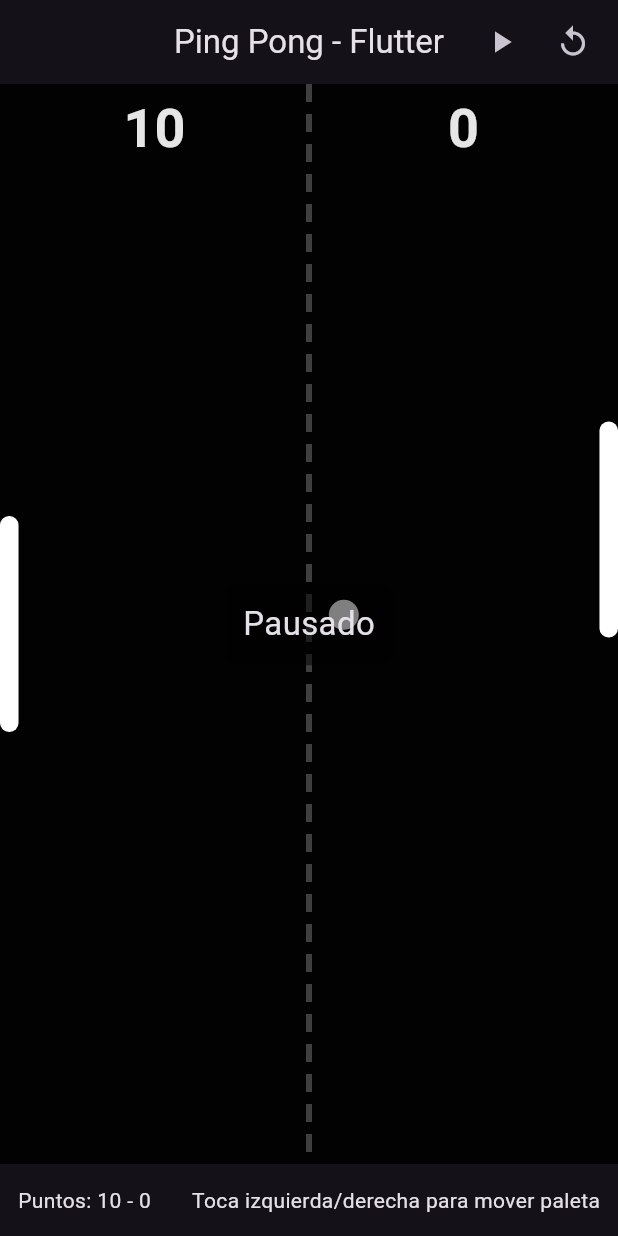
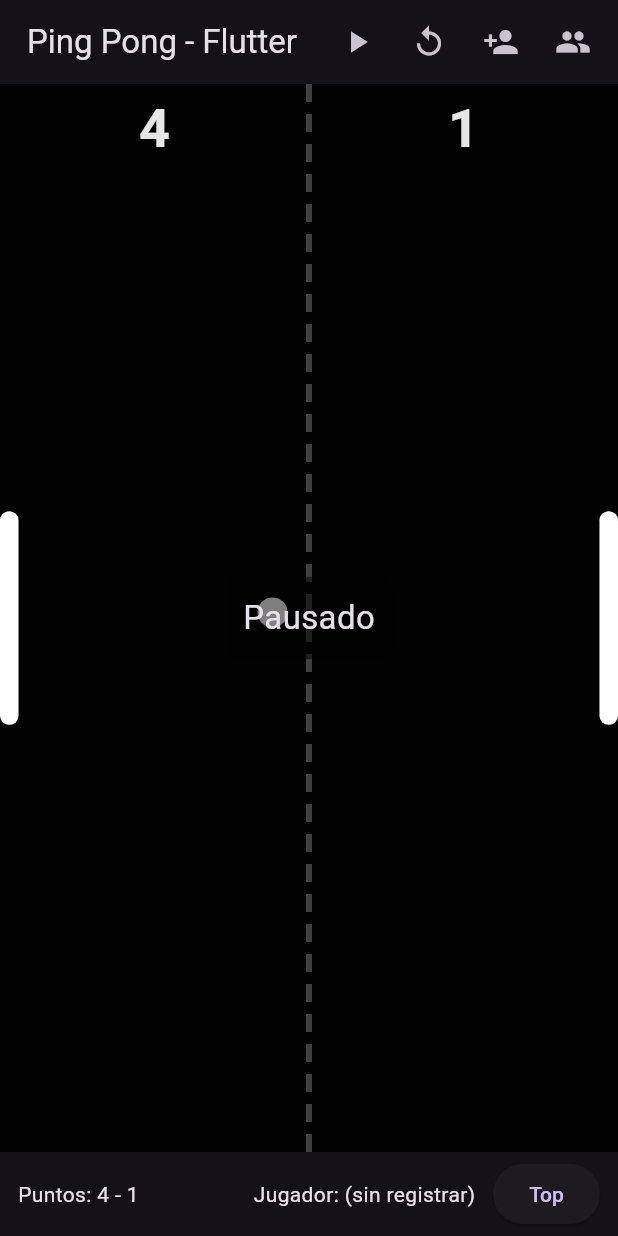
Before and after one commit to VictorDGF/ping_pong_game, a Flutter app: the screen it shows after launch, after a tap on the "pause" icon, on a phone screen of 412 x 824 dp. Run offline on Flutter 3.47's test engine with Material 3 defaults, Android fonts, the phone set to English and light mode, and no system bars; our stand-ins replace cloud_firestore, firebase_core; accounts and stored records are empty.

Commit message:
firebase integration

```diff
--- a/lib/game/pong_controller.dart
+++ b/lib/game/pong_controller.dart
@@ -1,4 +1,3 @@
-
 import 'dart:math';
 import 'package:flutter/material.dart';
 import 'package:flutter/scheduler.dart';
@@ -24,7 +23,10 @@ class PongController extends ChangeNotifier {
   Duration _lastTick = Duration.zero;
   bool running = true;
 
+  bool _disposed = false;
+
   PongController() {
+    // Ticker lives here; it will call _onTick each frame.
     _ticker = Ticker(_onTick);
   }
 
@@ -35,9 +37,11 @@ class PongController extends ChangeNotifier {
   @override
   void dispose() {
     _ticker.dispose();
+    _disposed = true;
     super.dispose();
   }
 
+  /// Single-player layout setter. Notifica después del frame para evitar setState-during-build.
   void setLayout(Size size) {
     if (state.screenWidth != size.width || state.screenHeight != size.height) {
       state.screenWidth = size.width;
@@ -47,7 +51,11 @@ class PongController extends ChangeNotifier {
       state.leftPaddleY = state.screenHeight / 2;
       state.rightPaddleY = state.screenHeight / 2;
       _resetBall(toRight: rng.nextBool());
-      notifyListeners();
+
+      // NOTIFY after the current frame finishes building to avoid setState-during-build errors
+      SchedulerBinding.instance.addPostFrameCallback((_) {
+        if (!_disposed) notifyListeners();
+      });
     }
   }
 
@@ -68,7 +76,7 @@ class PongController extends ChangeNotifier {
     _updateBall(dt);
     _updateAI(dt);
 
-    notifyListeners();
+    if (!_disposed) notifyListeners();
   }
 
   void _updateBall(double dt) {
@@ -76,6 +84,7 @@ class PongController extends ChangeNotifier {
     s.ballX += s.ballVX * dt;
     s.ballY += s.ballVY * dt;
 
+    // Bounce top / bottom
     if (s.ballY - s.ballRadius <= 0 && s.ballVY < 0) {
       s.ballY = s.ballRadius;
       s.ballVY = -s.ballVY;
@@ -99,33 +108,25 @@ class PongController extends ChangeNotifier {
       }
     }
 
+    // Score: ball passed left or right
     if (s.ballX + s.ballRadius < 0) {
       s.rightScore += 1;
-      _resetBall(toRight: false);
+      _resetBall(toRight: true); // send ball towards player after cpu scores
     } else if (s.ballX - s.ballRadius > s.screenWidth) {
       s.leftScore += 1;
-      _resetBall(toRight: true);
+      _resetBall(toRight: false); // send ball towards CPU after player scores
     }
   }
 
   void _updateAI(double dt) {
     final s = state;
-    double aiSpeed = 450;
-    if (s.ballX > s.screenWidth * 0.5) {
-      if ((s.rightPaddleY - s.ballY).abs() > 4) {
-        if (s.rightPaddleY < s.ballY) {
-          s.rightPaddleY = min(s.rightPaddleY + aiSpeed * dt, s.screenHeight - s.paddleHeight / 2);
-        } else {
-          s.rightPaddleY = max(s.rightPaddleY - aiSpeed * dt, s.paddleHeight / 2);
-        }
-      }
-    } else {
-      if ((s.rightPaddleY - s.screenHeight / 2).abs() > 4) {
-        if (s.rightPaddleY < s.screenHeight / 2) {
-          s.rightPaddleY = min(s.rightPaddleY + aiSpeed * dt * 0.3, s.screenHeight - s.paddleHeight / 2);
-        } else {
-          s.rightPaddleY = max(s.rightPaddleY - aiSpeed * dt * 0.3, s.paddleHeight / 2);
-        }
+    double aiSpeed = 500; // AI speed (px/s)
+    // Simple AI: follow the ball Y position but limited by speed
+    if ((s.rightPaddleY - s.ballY).abs() > 4) {
+      if (s.rightPaddleY < s.ballY) {
+        s.rightPaddleY = min(s.rightPaddleY + aiSpeed * dt, s.screenHeight - s.paddleHeight / 2);
+      } else {
+        s.rightPaddleY = max(s.rightPaddleY - aiSpeed * dt, s.paddleHeight / 2);
       }
     }
   }
@@ -138,43 +139,55 @@ class PongController extends ChangeNotifier {
     return dx * dx + dy * dy <= r * r;
   }
 
+  /// Fixed bounce logic:
+  /// - Compute speed before modifying velocities
+  /// - Determine outgoing horizontal direction based on which paddle was hit
   void _bounceOffPaddle(Rect paddleRect) {
     final s = state;
-    // reflect x
-    s.ballVX = -s.ballVX;
+
+    // Compute current speed magnitude
+    double speed = sqrt(s.ballVX * s.ballVX + s.ballVY * s.ballVY);
+    if (speed < 50) speed = 50; // minimum speed to avoid too slow balls
+
+    // Determine outgoing horizontal direction: left paddle => +1 (to right), right paddle => -1 (to left)
+    double dir = (paddleRect.center.dx < s.screenWidth / 2) ? 1.0 : -1.0;
+
+    // Compute hit position relative to paddle center to influence angle
     double relativeIntersectY = (s.ballY - paddleRect.center.dy) / (s.paddleHeight / 2);
     relativeIntersectY = relativeIntersectY.clamp(-1.0, 1.0);
-    double maxAngle = pi / 3;
+    double maxAngle = pi / 3; // up to 60 degrees from horizontal
     double angle = relativeIntersectY * maxAngle;
-    double speed = sqrt(s.ballVX * s.ballVX + s.ballVY * s.ballVY);
-    double dir = s.ballVX.sign;
-    s.ballVX = -dir * speed * cos(angle);
-    s.ballVY = speed * sin(angle);
+
+    // Set new velocities keeping speed (with a small increase)
     double speedIncrease = 1.03;
-    s.ballVX *= speedIncrease;
-    s.ballVY *= speedIncrease;
+    double newSpeed = speed * speedIncrease;
+    s.ballVX = dir * newSpeed * cos(angle).abs();
+    // vertical component keeps sign from angle
+    s.ballVY = newSpeed * sin(angle);
+
+    // Ensure ball is not stuck inside paddle; small position nudge already done by caller (_updateBall)
   }
 
   void _resetBall({required bool toRight}) {
     final s = state;
     s.ballX = s.screenWidth / 2;
     s.ballY = s.screenHeight / 2;
-    double baseSpeed = 300 + min((s.leftScore + s.rightScore) * 10.0, 400);
-    double angle = (rng.nextDouble() * pi / 4) - (pi / 8);
-    s.ballVX = baseSpeed * (toRight ? 1 : -1) * cos(angle);
+    double baseSpeed = 350 + min((s.leftScore + s.rightScore) * 12.0, 500);
+    double angle = (rng.nextDouble() * pi / 6) - (pi / 12); // random angle between -15..15 deg
+    s.ballVX = (toRight ? 1 : -1) * baseSpeed * cos(angle).abs();
     s.ballVY = baseSpeed * sin(angle);
   }
 
+  // Player controls: only left half (single-player)
   void onDragUpdate(Offset localPos) {
     final s = state;
     final dx = localPos.dx;
     final dy = localPos.dy;
+    // Only accept input on left half for player control
     if (dx < s.screenWidth / 2) {
       s.leftPaddleY = dy.clamp(s.paddleHeight / 2, s.screenHeight - s.paddleHeight / 2);
-    } else {
-      s.rightPaddleY = dy.clamp(s.paddleHeight / 2, s.screenHeight - s.paddleHeight / 2);
+      if (!_disposed) notifyListeners();
     }
-    notifyListeners();
   }
 
   void onTap(Offset localPos) {
@@ -183,16 +196,14 @@ class PongController extends ChangeNotifier {
     final dy = localPos.dy;
     if (dx < s.screenWidth / 2) {
       s.leftPaddleY = dy.clamp(s.paddleHeight / 2, s.screenHeight - s.paddleHeight / 2);
-    } else {
-      s.rightPaddleY = dy.clamp(s.paddleHeight / 2, s.screenHeight - s.paddleHeight / 2);
+      if (!_disposed) notifyListeners();
     }
-    notifyListeners();
   }
 
   void togglePause() {
     running = !running;
     _lastTick = Duration.zero;
-    notifyListeners();
+    if (!_disposed) notifyListeners();
   }
 
   void restart() {
@@ -203,6 +214,6 @@ class PongController extends ChangeNotifier {
     _resetBall(toRight: rng.nextBool());
     running = true;
     _lastTick = Duration.zero;
-    notifyListeners();
+    if (!_disposed) notifyListeners();
   }
 }
--- a/lib/game/pong_page.dart
+++ b/lib/game/pong_page.dart
@@ -1,7 +1,7 @@
-
 import 'package:flutter/material.dart';
 import '../game/pong_controller.dart';
 import '../widgets/pong_painter.dart';
+import '../services/firebase_service.dart';
 
 class PongPage extends StatefulWidget {
   const PongPage({super.key});
@@ -12,12 +12,15 @@ class PongPage extends StatefulWidget {
 
 class _PongPageState extends State<PongPage> {
   final PongController controller = PongController();
+  String? _username;
+  final List<String> _players = [];
 
   @override
   void initState() {
     super.initState();
     controller.addListener(_onControllerTick);
     controller.start();
+    // No inicializamos Firebase aquí — lo debes inicializar en main() con FirebaseService.init()
   }
 
   @override
@@ -27,7 +30,15 @@ class _PongPageState extends State<PongPage> {
     super.dispose();
   }
 
-  void _onControllerTick() => setState(() {});
+  void _onControllerTick() {
+    setState(() {});
+
+    // Si quieres guardar automáticamente cuando termina una partida (por ejemplo cuando CPU llega a 10 puntos)
+    // detecta condición de 'game over' y muestra diálogo para guardar.
+    if (controller.state.leftScore >= 10 || controller.state.rightScore >= 10) {
+      _showGameOverAndSave();
+    }
+  }
 
   void _onDragUpdate(DragUpdateDetails details) {
     controller.onDragUpdate(details.localPosition);
@@ -35,6 +46,118 @@ class _PongPageState extends State<PongPage> {
 
   void _onTapDown(TapDownDetails details) {
     controller.onTap(details.localPosition);
+  }
+
+  Future<void> _askUsernameIfNeeded() async {
+    if (_username != null && _username!.trim().isNotEmpty) return;
+
+    final textController = TextEditingController();
+    final result = await showDialog<String>(
+      context: context,
+      builder: (context) => AlertDialog(
+        title: const Text('Ingresa tu nombre'),
+        content: TextField(
+          controller: textController,
+          decoration: const InputDecoration(hintText: 'Nombre de jugador'),
+        ),
+        actions: [
+          TextButton(onPressed: () => Navigator.of(context).pop(null), child: const Text('Cancelar')),
+          ElevatedButton(onPressed: () => Navigator.of(context).pop(textController.text.trim()), child: const Text('Aceptar')),
+        ],
+      ),
+    );
+
+    if (result != null && result.isNotEmpty) {
+      setState(() {
+        _username = result;
+        if (!_players.contains(result)) _players.add(result);
+      });
+    }
+  }
+
+  Future<void> _addPlayerDialog() async {
+    final textController = TextEditingController();
+    final result = await showDialog<String>(
+      context: context,
+      builder: (context) => AlertDialog(
+        title: const Text('Registrar jugador'),
+        content: TextField(
+          controller: textController,
+          decoration: const InputDecoration(hintText: 'Nombre de jugador'),
+        ),
+        actions: [
+          TextButton(onPressed: () => Navigator.of(context).pop(null), child: const Text('Cancelar')),
+          ElevatedButton(onPressed: () => Navigator.of(context).pop(textController.text.trim()), child: const Text('Registrar')),
+        ],
+      ),
+    );
+
+    if (result != null && result.isNotEmpty) {
+      setState(() {
+        if (!_players.contains(result)) _players.add(result);
+        _username = result;
+      });
+      ScaffoldMessenger.of(context).showSnackBar(SnackBar(content: Text('Jugador "${result}" registrado')));
+    }
+  }
+
+  Future<void> _selectPlayerDialog() async {
+    if (_players.isEmpty) return _addPlayerDialog();
+    final result = await showDialog<String>(
+      context: context,
+      builder: (context) => SimpleDialog(
+        title: const Text('Selecciona jugador'),
+        children: _players.map((p) => SimpleDialogOption(
+          onPressed: () => Navigator.of(context).pop(p),
+          child: Text(p),
+        )).toList(),
+      ),
+    );
+
+    if (result != null) {
+      setState(() => _username = result);
+    }
+  }
+
+  Future<void> _showGameOverAndSave() async {
+    // Pause the game while dialog is open
+    controller.togglePause();
+
+    final winner = controller.state.leftScore > controller.state.rightScore ? 'Jugador' : 'CPU';
+    final playerScore = controller.state.leftScore;
+
+    await _askUsernameIfNeeded();
+
+    // If user provided username, save the score
+    if (_username != null && _username!.isNotEmpty) {
+      try {
+        await FirebaseService.saveScore(username: _username!, score: playerScore);
+        if (mounted) {
+          ScaffoldMessenger.of(context).showSnackBar(const SnackBar(content: Text('Puntaje guardado')));
+        }
+      } catch (e) {
+        if (mounted) {
+          ScaffoldMessenger.of(context).showSnackBar(SnackBar(content: Text('Error guardando puntaje: $e')));
+        }
+      }
+    }
+
+    // Show final dialog
+    if (mounted) {
+      await showDialog<void>(
+        context: context,
+        builder: (context) => AlertDialog(
+          title: const Text('Partida finalizada'),
+          content: Text('Ganador: $winner Puntaje: $playerScore'),
+          actions: [
+            TextButton(onPressed: () => Navigator.of(context).pop(), child: const Text('Ok')),
+          ],
+        ),
+      );
+    }
+
+    // Restart and resume
+    controller.restart();
   }
 
   @override
@@ -51,6 +174,16 @@ class _PongPageState extends State<PongPage> {
           IconButton(
             icon: const Icon(Icons.replay),
             onPressed: controller.restart,
+          ),
+          IconButton(
+            icon: const Icon(Icons.person_add),
+            tooltip: 'Registrar jugador',
+            onPressed: _addPlayerDialog,
+          ),
+          IconButton(
+            icon: const Icon(Icons.people),
+            tooltip: 'Seleccionar jugador',
+            onPressed: _selectPlayerDialog,
           ),
           const SizedBox(width: 6),
         ],
@@ -87,13 +220,39 @@ class _PongPageState extends State<PongPage> {
         },
       ),
       bottomNavigationBar: Container(
-        height: 48,
+        height: 56,
         padding: const EdgeInsets.symmetric(horizontal: 12),
         child: Row(
           children: [
             Text('Puntos: ${controller.state.leftScore} - ${controller.state.rightScore}'),
             const Spacer(),
-            const Text('Toca izquierda/derecha para mover paleta'),
+            Text(_username == null ? 'Jugador: (sin registrar)' : 'Jugador: $_username'),
+            const SizedBox(width: 12),
+            ElevatedButton(
+              onPressed: () async {
+                // Show top scores
+                final top = await FirebaseService.topScores(limit: 10);
+                if (!mounted) return;
+                showDialog<void>(
+                  context: context,
+                  builder: (context) => AlertDialog(
+                    title: const Text('Top puntajes'),
+                    content: SizedBox(
+                      width: double.maxFinite,
+                      child: ListView(
+                        shrinkWrap: true,
+                        children: top.map((t) => ListTile(
+                          title: Text(t['username'] ?? '---'),
+                          trailing: Text((t['score'] ?? 0).toString()),
+                        )).toList(),
+                      ),
+                    ),
+                    actions: [TextButton(onPressed: () => Navigator.of(context).pop(), child: const Text('Cerrar'))],
+                  ),
+                );
+              },
+              child: const Text('Top'),
+            ),
           ],
         ),
       ),
--- a/lib/main.dart
+++ b/lib/main.dart
@@ -1,8 +1,11 @@
 import 'package:flutter/material.dart';
+import 'package:ping_pong_game/services/firebase_service.dart';
 import 'game/pong_page.dart';
 
 
-void main() {
+void main() async{
+  WidgetsFlutterBinding.ensureInitialized();
+  await FirebaseService.init();
 runApp(const PongApp());
 }
 
--- /dev/null
+++ b/lib/services/firebase_service.dart
@@ -0,0 +1,34 @@
+import 'package:cloud_firestore/cloud_firestore.dart';
+import 'package:firebase_core/firebase_core.dart';
+import 'package:flutter/foundation.dart';
+
+class FirebaseService {
+  static bool _initialized = false;
+
+  /// Inicializa Firebase. Llamar en main() antes de runApp
+  static Future<void> init() async {
+    if (_initialized) return;
+    await Firebase.initializeApp();
+    _initialized = true;
+    if (kDebugMode) print('Firebase inicializado');
+  }
+
+  /// Guarda un puntaje en la colección 'scores'
+  static Future<void> saveScore({required String username, required int score}) async {
+    final col = FirebaseFirestore.instance.collection('scores');
+    await col.add({
+      'username': username,
+      'score': score,
+      'timestamp': FieldValue.serverTimestamp(),
+    });
+  }
+
+  /// Obtiene top N puntajes ordenados desc
+  static Future<List<Map<String, dynamic>>> topScores({int limit = 10}) async {
+    final q = await FirebaseFirestore.instance.collection('scores')
+        .orderBy('score', descending: true)
+        .limit(limit)
+        .get();
+    return q.docs.map((d) => {'id': d.id, ...d.data()}).toList();
+  }
+}
--- a/pubspec.yaml
+++ b/pubspec.yaml
@@ -34,6 +34,10 @@ dependencies:
   # The following adds the Cupertino Icons font to your application.
   # Use with the CupertinoIcons class for iOS style icons.
   cupertino_icons: ^1.0.8
+  firebase_core: ^4.1.1
+  firebase_auth: ^6.1.0
+  cloud_firestore: ^6.0.3
+  firebase_storage: ^13.0.3
 
 dev_dependencies:
   flutter_test:
```
Also changed, not shown: firebase.json (added), lib/firebase_options.dart (added), lib/widgets/pong_painter.dart (line endings or trailing spaces), 3 other files.
